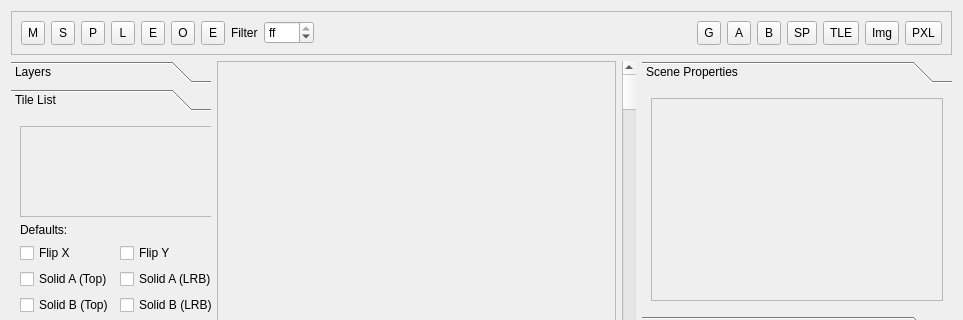
Above: RetroEDv2/tools/sceneeditorv5.ui from RSDKModding/RetroED before the change; both pictures show x 0 to 963 and y 0 to 320 of the 963 by 513 pixel window. Below: the same form after it.
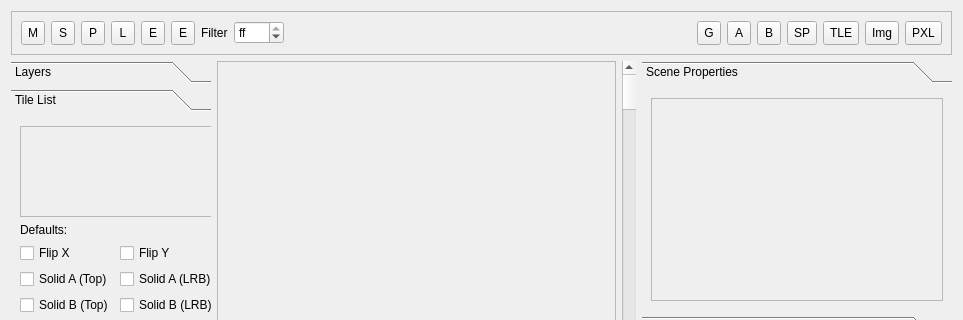
That is the form after the change. Icons and pictures are not drawn.

Patch:
```diff
--- a/RetroEDv2/tools/sceneeditorv5.ui
+++ b/RetroEDv2/tools/sceneeditorv5.ui
@@ -253,7 +253,7 @@
         </property>
        </widget>
       </item>
-      <item row="0" column="20">
+      <item row="0" column="19">
        <widget class="QToolButton" name="showCollisionB">
         <property name="minimumSize">
          <size>
@@ -295,7 +295,7 @@
         </property>
        </widget>
       </item>
-      <item row="0" column="21">
+      <item row="0" column="20">
        <widget class="QToolButton" name="showParallax">
         <property name="minimumSize">
          <size>
@@ -318,7 +318,7 @@
         </property>
        </widget>
       </item>
-      <item row="0" column="6">
+      <item row="0" column="5">
        <widget class="QToolButton" name="entityTool">
         <property name="minimumSize">
          <size>
@@ -341,7 +341,7 @@
         </property>
        </widget>
       </item>
-      <item row="0" column="22">
+      <item row="0" column="21">
        <widget class="QToolButton" name="showTileGrid">
         <property name="minimumSize">
          <size>
@@ -364,7 +364,7 @@
         </property>
        </widget>
       </item>
-      <item row="0" column="18">
+      <item row="0" column="17">
        <widget class="QToolButton" name="useGizmos">
         <property name="minimumSize">
          <size>
@@ -387,30 +387,7 @@
         </property>
        </widget>
       </item>
-      <item row="0" column="5">
-       <widget class="QToolButton" name="objectTool">
-        <property name="minimumSize">
-         <size>
-          <width>24</width>
-          <height>24</height>
-         </size>
-        </property>
-        <property name="toolTip">
-         <string>Object Tool</string>
-        </property>
-        <property name="text">
-         <string>O</string>
-        </property>
-        <property name="icon">
-         <iconset resource="../resources.qrc">
-          <normaloff>:/icons/ic_category_48px.svg</normaloff>:/icons/ic_category_48px.svg</iconset>
-        </property>
-        <property name="autoRaise">
-         <bool>false</bool>
-        </property>
-       </widget>
-      </item>
-      <item row="0" column="19">
+      <item row="0" column="18">
        <widget class="QToolButton" name="showCollisionA">
         <property name="minimumSize">
          <size>
@@ -429,7 +406,7 @@
         </property>
        </widget>
       </item>
-      <item row="0" column="25">
+      <item row="0" column="24">
        <widget class="QToolButton" name="expScene">
         <property name="minimumSize">
          <size>
@@ -455,7 +432,7 @@
         </property>
        </widget>
       </item>
-      <item row="0" column="17">
+      <item row="0" column="16">
        <spacer name="horizontalSpacer">
         <property name="orientation">
          <enum>Qt::Horizontal</enum>
@@ -537,7 +514,7 @@
         </property>
        </widget>
       </item>
-      <item row="0" column="8">
+      <item row="0" column="7">
        <widget class="QSpinBox" name="sceneFilter">
         <property name="minimumSize">
          <size>
@@ -556,7 +533,7 @@
         </property>
        </widget>
       </item>
-      <item row="0" column="24">
+      <item row="0" column="23">
        <widget class="QToolButton" name="exportSceneImg">
         <property name="minimumSize">
          <size>
@@ -576,7 +553,7 @@
         </property>
        </widget>
       </item>
-      <item row="0" column="7">
+      <item row="0" column="6">
        <widget class="QLabel" name="label">
         <property name="text">
          <string>Filter</string>
```
